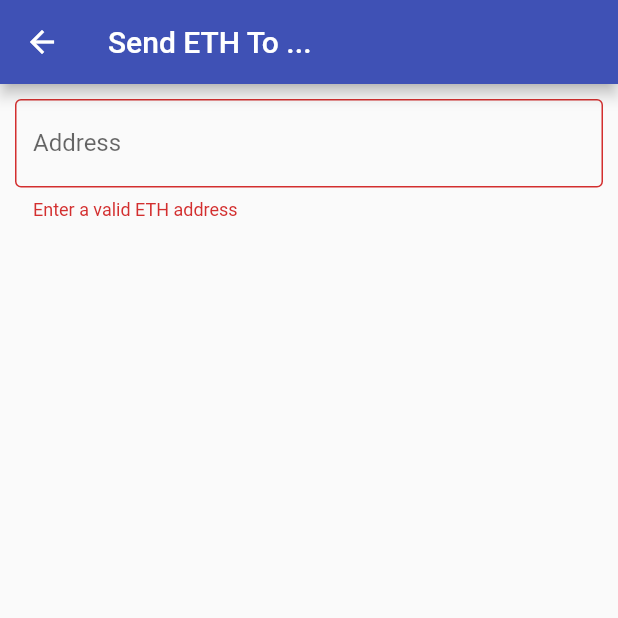
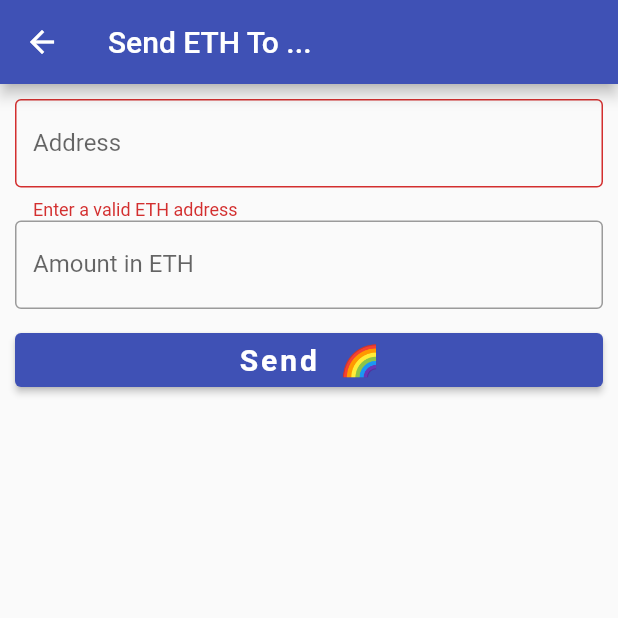
Before and after one commit to viktorvoltz/SAND-wallet, a Flutter app: the SendEther screen opened by its route, on a phone screen of 412 x 824 dp, the top half of it. Run offline on Flutter 3.47's test engine with Material 2 defaults, Android fonts, the light colour scheme and no system bars; our stand-ins replace flutter_dotenv, flutter_svg, google_fonts; missing offline and left inert: web3dart; network calls fail; project files that could hold a hidden picture were left out.

Commit message:
send ETH

```diff
--- a/lib/screens/sendether.dart
+++ b/lib/screens/sendether.dart
@@ -1,15 +1,16 @@
 import 'package:flutter/material.dart';
 import 'package:google_fonts/google_fonts.dart';
+import 'package:web3_transactions/provider/contractProvider.dart';
+import 'package:provider/provider.dart';
 
 class SendEther extends StatefulWidget {
-  const SendEther({ Key? key }) : super(key: key);
+  const SendEther({Key? key}) : super(key: key);
 
   @override
   _SendEtherState createState() => _SendEtherState();
 }
 
 class _SendEtherState extends State<SendEther> {
-
   TextEditingController address = TextEditingController();
   TextEditingController amount = TextEditingController();
   bool _validate = false;
@@ -23,6 +24,8 @@ class _SendEtherState extends State<SendEther> {
 
   @override
   Widget build(BuildContext context) {
+    ContractProvider contractProvider = Provider.of<ContractProvider>(context);
+
     return Scaffold(
       appBar: AppBar(
         title: Text('Send ETH To ...', style: GoogleFonts.titilliumWeb()),
@@ -36,13 +39,45 @@ class _SendEtherState extends State<SendEther> {
               margin: EdgeInsets.symmetric(horizontal: 10),
               width: double.infinity,
               child: TextField(
+                enableInteractiveSelection: true,
                 controller: address,
                 decoration: InputDecoration(
+                    border: OutlineInputBorder(),
+                    hintText: "Enter address to send to",
+                    labelText: "Address",
+                    errorText: address.text.startsWith('0x')
+                        ? null
+                        : 'Enter a valid ETH address'),
+              ),
+            ),
+            Container(
+              margin: EdgeInsets.symmetric(horizontal: 10),
+              width: double.infinity,
+              child: TextField(
+                enableInteractiveSelection: true,
+                controller: amount,
+                decoration: InputDecoration(
                   border: OutlineInputBorder(),
-                  hintText: "Enter address to send to",
-                  labelText: "Address",
-                  errorText: address.text.startsWith('0x') ? null : 'Enter a valid ETH address'
+                  hintText: "Enter amount",
+                  labelText: "Amount in ETH",
                 ),
+              ),
+            ),
+            Container(
+              margin: EdgeInsets.symmetric(horizontal: 10, vertical: 10),
+              width: double.infinity,
+              child: ElevatedButton(
+                child: Text(
+                  'Send  🌈',
+                  style: GoogleFonts.titilliumWeb(
+                    fontSize: 20,
+                    fontWeight: FontWeight.w700,
+                    letterSpacing: 2.0
+                  ),
+                ),
+                onPressed: () {
+                  contractProvider.sendEther(amount.text, address.text);
+                },
               ),
             )
           ],
```
Also changed, not shown: lib/provider/contractProvider.dart (+8 -5 lines), src/artifacts/HelloWorld.json, src/artifacts/Migrations.json.
